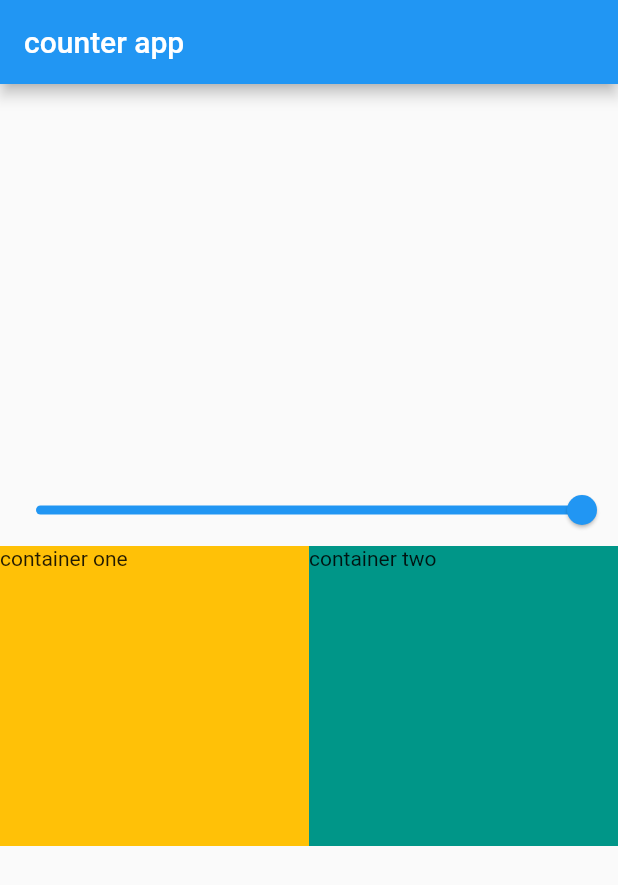
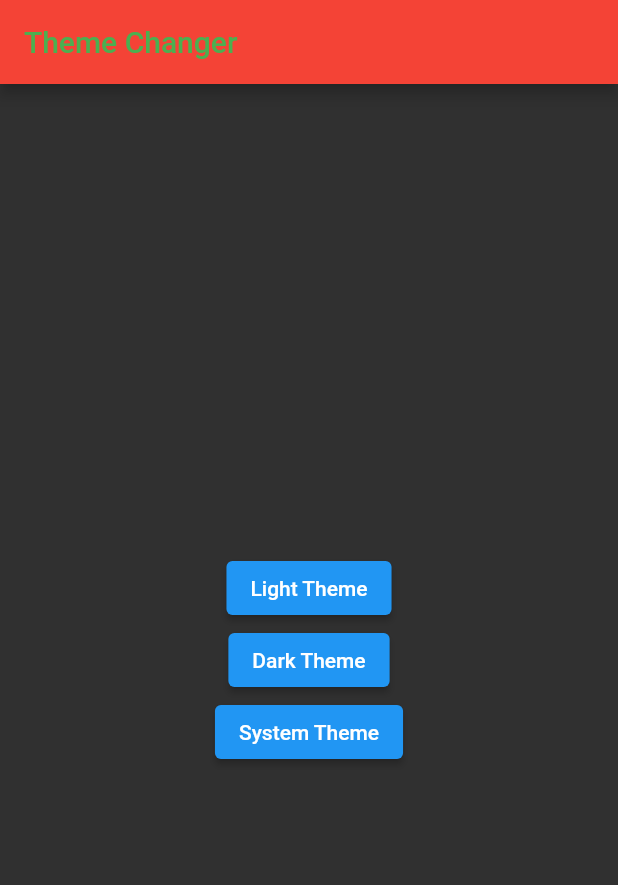
Before and after one commit to rizwanshah123/provider_example, a Flutter app: the screen it shows after launch, on a phone screen of 412 x 824 dp. Shown: the top 885 px of the screen. Run offline on Flutter 3.47's test engine with Material 2 defaults, Android fonts, the phone set to English and light mode, and no system bars.

Commit message:
added another example that is theme changer

```diff
--- a/lib/main.dart
+++ b/lib/main.dart
@@ -1,8 +1,10 @@
 import 'package:flutter/material.dart';
 import 'package:provider/provider.dart';
 import 'package:provider_example/provider/example_one_provider.dart';
+import 'provider/example_three_provider.dart';
 import 'provider/example_two_provider.dart';
 import 'screens/example_one.dart';
+import 'screens/example_three.dart';
 import 'screens/example_two.dart';
 
 void main() {
@@ -14,13 +16,26 @@ class MyApp extends StatelessWidget {
 
   @override
   Widget build(BuildContext context) {
-    return MultiProvider(providers:[
-      ChangeNotifierProvider(create: (_)=>ExampleOneProvider()),
-      ChangeNotifierProvider(create: (_)=>ExampleTwoProvider()),
-    ],
-   child: const MaterialApp(
-    home: ExampleTwo(),
-   ),
-     );
+    return MultiProvider(
+      providers: [
+        ChangeNotifierProvider(create: (_) => ExampleOneProvider()),
+        ChangeNotifierProvider(create: (_) => ExampleTwoProvider()),
+        ChangeNotifierProvider(create: (_) => ExampleThreeProvider()),
+      ],
+      child: Builder(builder: (context) {
+        var state = Provider.of<ExampleThreeProvider>(context);
+        return MaterialApp(
+          themeMode: state.get(),
+          home: ExampleThree(),
+          theme: ThemeData(
+              brightness: Brightness.light,
+              appBarTheme: AppBarTheme(color: Colors.teal)),
+          darkTheme: ThemeData(
+              brightness: Brightness.dark,
+              appBarTheme: AppBarTheme(
+                  color: Colors.red, foregroundColor: Colors.green)),
+        );
+      }),
+    );
   }
 }
--- /dev/null
+++ b/lib/provider/example_three_provider.dart
@@ -0,0 +1,14 @@
+import 'package:flutter/foundation.dart';
+import 'package:flutter/material.dart';
+
+class ExampleThreeProvider with ChangeNotifier {
+  ThemeMode _theme = ThemeMode.dark;
+
+  ThemeMode get() => _theme;
+
+  void set(ThemeMode theme) {
+    _theme = theme;
+    notifyListeners();
+  }
+
+}
--- /dev/null
+++ b/lib/screens/example_three.dart
@@ -0,0 +1,31 @@
+import 'package:flutter/material.dart';
+import 'package:provider/provider.dart';
+
+import '../provider/example_three_provider.dart';
+
+class ExampleThree extends StatelessWidget {
+  const ExampleThree({Key? key}) : super(key: key);
+
+  @override
+  Widget build(BuildContext context) {
+    var state = Provider.of<ExampleThreeProvider>(context);
+    return Scaffold(
+      appBar: AppBar(title: Text('Theme Changer')),
+      body: Center(
+        child: Column(mainAxisAlignment: MainAxisAlignment.center, children: [
+          ElevatedButton(
+              onPressed: () {
+                state.set(ThemeMode.light);
+              },
+              child: Text('Light Theme')),
+          ElevatedButton(onPressed: () {
+             state.set(ThemeMode.dark);
+          }, child: Text('Dark Theme')),
+          ElevatedButton(onPressed: () {
+             state.set(ThemeMode.system);
+          }, child: Text('System Theme'))
+        ]),
+      ),
+    );
+  }
+}
```
